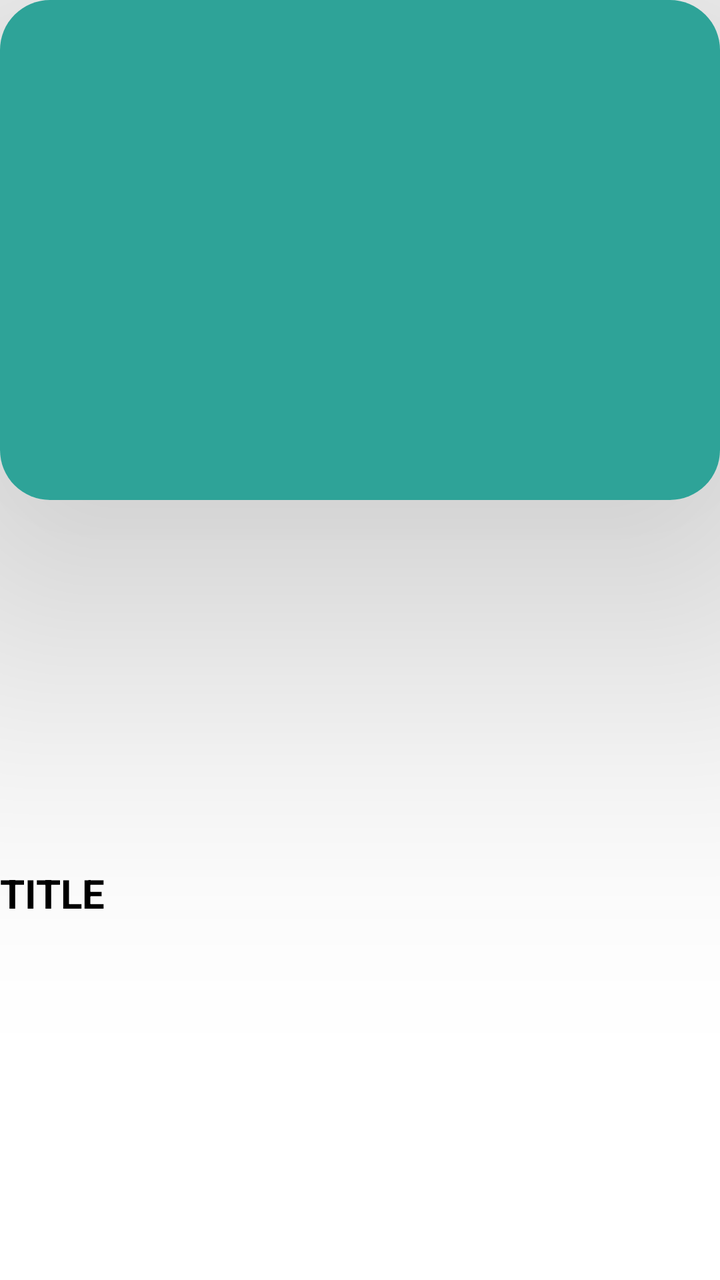
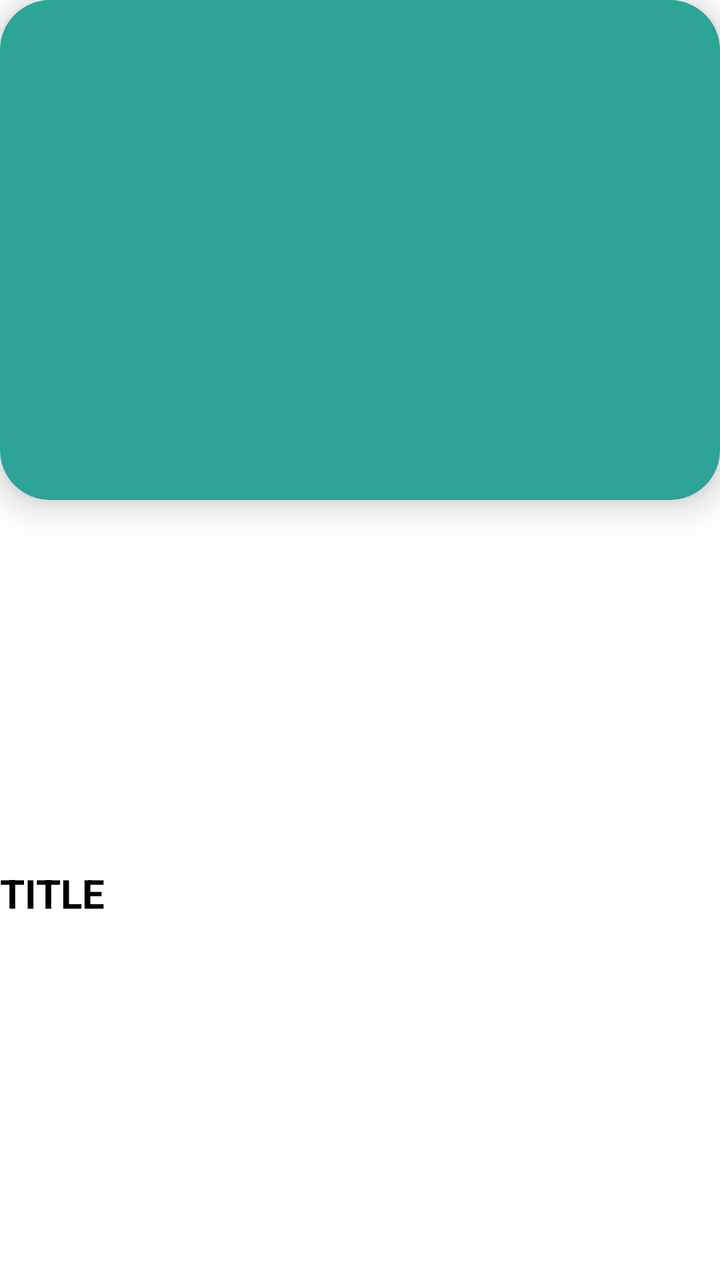

The first picture is an Android layout as it rendered before a commit; the second is the same layout after the commit. The layout source and the unified diff follow.
<!-- AndroidManifest.xml: application theme AppTheme -->
<!-- res/layout/listitems.xml -->
<?xml version="1.0" encoding="utf-8"?>
<androidx.constraintlayout.widget.ConstraintLayout xmlns:android="http://schemas.android.com/apk/res/android"
    xmlns:app="http://schemas.android.com/apk/res-auto"
    android:layout_width="match_parent"
    android:layout_height="wrap_content"
    android:layout_marginLeft="15dp"
    android:layout_marginTop="20dp"
    android:layout_marginRight="15dp"
    android:background="#FFFFFF">

    <androidx.cardview.widget.CardView
        android:id="@+id/cardView"
        android:layout_width="0dp"
        android:layout_height="250dp"
        app:cardCornerRadius="25dp"
        android:layout_marginBottom="16dp"
        android:background="@color/colorPrimaryDark"
        android:elevation="100dp"
        app:cardElevation="100dp"
        app:layout_constraintEnd_toEndOf="parent"
        app:layout_constraintStart_toStartOf="parent"
        app:layout_constraintTop_toTopOf="parent">

        <ImageView
            android:id="@+id/imageViewThumbnail"
            android:layout_width="match_parent"
            android:layout_height="match_parent"
            android:background="#2EA398"
            android:contentDescription="ThumbImage"
            android:scaleType="fitXY" />
    </androidx.cardview.widget.CardView>

    <TextView
        android:id="@+id/textViewTitle"
        android:layout_width="0dp"
        android:layout_height="wrap_content"
        android:layout_gravity="bottom"
        android:layout_marginTop="8dp"
        android:paddingBottom="5dp"
        android:text="TITLE"
        android:textColor="@android:color/black"
        android:textSize="20sp"
        android:textStyle="bold"
        app:layout_constraintBottom_toBottomOf="parent"
        app:layout_constraintEnd_toEndOf="@id/cardView"
        app:layout_constraintStart_toStartOf="@id/cardView"
        app:layout_constraintTop_toBottomOf="@id/cardView"
        android:background="@android:color/white"/>
</androidx.constraintlayout.widget.ConstraintLayout>
<!-- resources referenced by this layout -->
<resources>
  <color name="colorPrimaryDark">#3700B3</color>
  <style name="AppTheme" parent="Theme.AppCompat.Light.NoActionBar">
          
          <item name="colorPrimary">#6200EE</item>
          <item name="colorPrimaryDark">#3700B3</item>
          <item name="colorAccent">@color/colorAccent</item>
      </style>
  <color name="colorAccent">#03DAC5</color>
</resources>

<!-- the commit's change to res/layout/listitems.xml (unified diff, before → after) -->
@@ -15,8 +15,7 @@
         app:cardCornerRadius="25dp"
         android:layout_marginBottom="16dp"
         android:background="@color/colorPrimaryDark"
-        android:elevation="100dp"
-        app:cardElevation="100dp"
+        app:cardElevation="10dp"
         app:layout_constraintEnd_toEndOf="parent"
         app:layout_constraintStart_toStartOf="parent"
         app:layout_constraintTop_toTopOf="parent">
